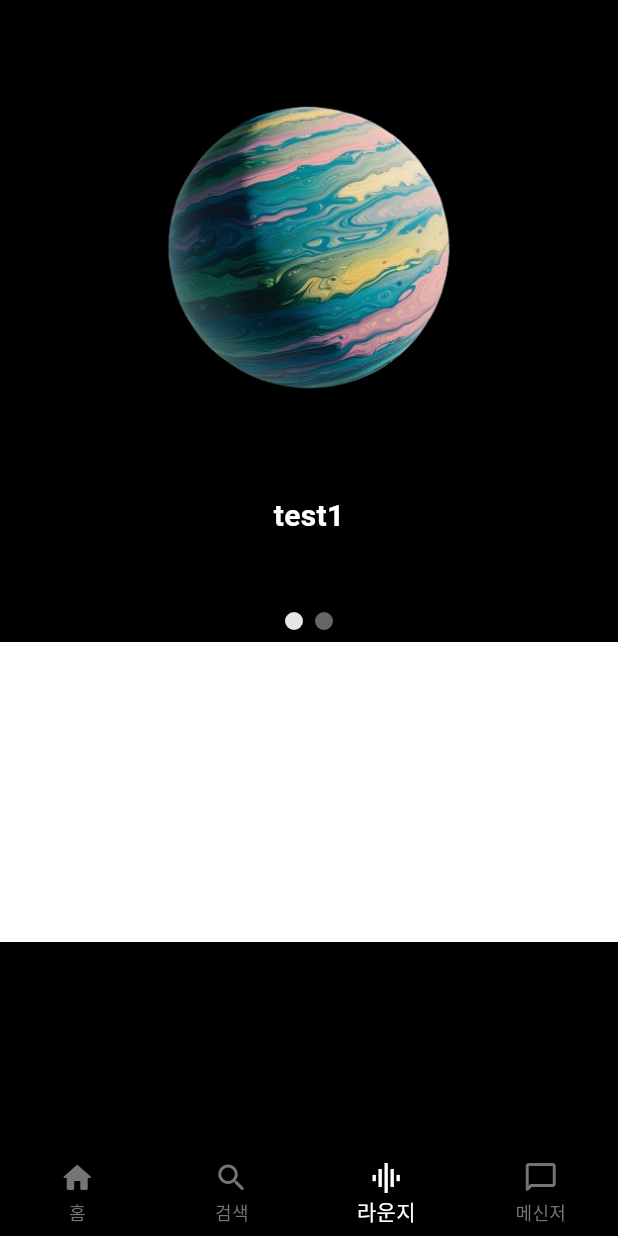
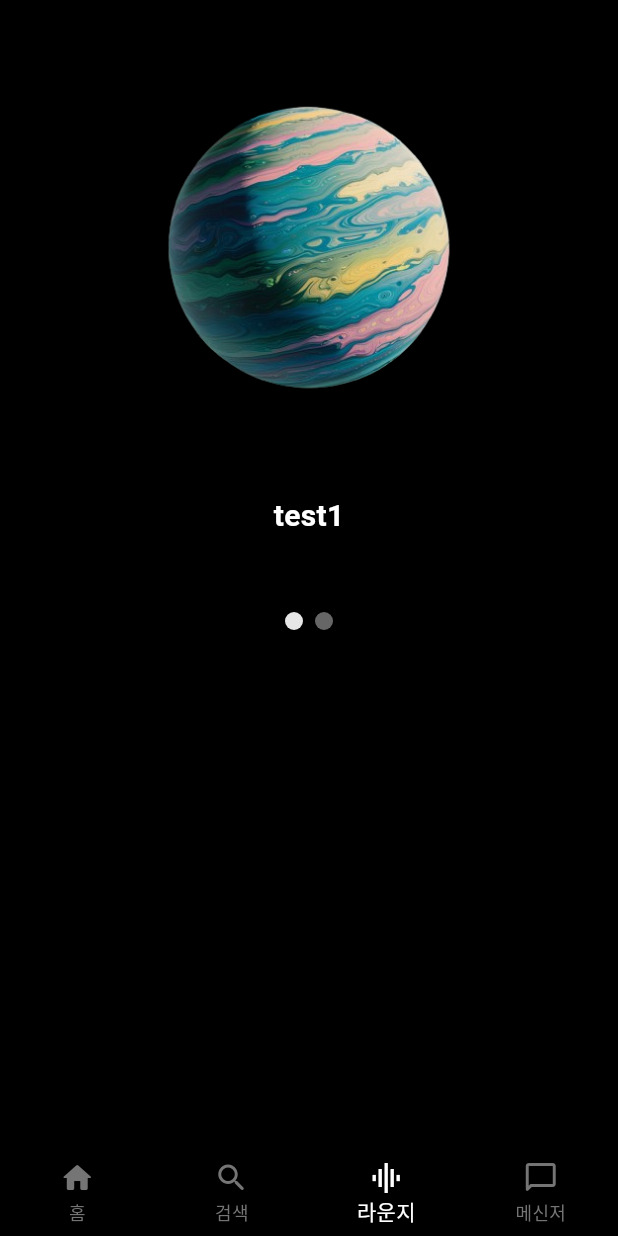
Before and after one commit to Astrum93/Flutter_Music_Is_Life, a Flutter app: the HomeFragment screen opened directly, item 3 of the bottom bar chosen, on a phone screen of 412 x 824 dp. Run offline on Flutter 3.47's test engine with Material 3 defaults, Android fonts, the phone set to English and light mode, and no system bars; drawn by our look-alikes of carousel_slider; our stand-ins replace cloud_firestore, dotted_border, firebase_auth, firebase_core, firebase_messaging, firebase_storage and 4 more; missing offline and left inert: beautiful_soup_dart; accounts and stored records are empty; generated files the repository leaves out were written again; network calls fail.

Commit message:
240403 LoungeSliderIndicator로 Extract Widget

```diff
--- a/lib/main/tab/lounge/lounge_screen.dart
+++ b/lib/main/tab/lounge/lounge_screen.dart
@@ -31,7 +31,27 @@ class _LoungeScreenState extends State<LoungeScreen> {
                   });
                 }),
           ),
-          Row(
+          LoungeSliderIndicator(controller: _controller, current: _current),
+        ],
+      ),
+    );
+  }
+}
+
+class LoungeSliderIndicator extends StatelessWidget {
+  final CarouselController _controller;
+  final int _current;
+
+  const LoungeSliderIndicator({
+    super.key,
+    required CarouselController controller,
+    required int current,
+  })  : _controller = controller,
+        _current = current;
+
+  @override
+  Widget build(BuildContext context) {
+    return Row(
       mainAxisAlignment: MainAxisAlignment.center,
       children: sliderItems.asMap().entries.map((entry) {
         return GestureDetector(
@@ -39,8 +59,7 @@ class _LoungeScreenState extends State<LoungeScreen> {
           child: Container(
             width: 12.0,
             height: 12.0,
-                  margin: const EdgeInsets.symmetric(
-                      vertical: 8.0, horizontal: 4.0),
+            margin: const EdgeInsets.symmetric(vertical: 8.0, horizontal: 4.0),
             decoration: BoxDecoration(
                 shape: BoxShape.circle,
                 color: Colors.white
@@ -48,14 +67,6 @@ class _LoungeScreenState extends State<LoungeScreen> {
           ),
         );
       }).toList(),
-          ),
-          Container(
-            color: Colors.white,
-            width: MediaQuery.of(context).size.width,
-            height: 200,
-          )
-        ],
-      ),
     );
   }
 }
```
Lines whose indentation alone changed are shown as unchanged.
